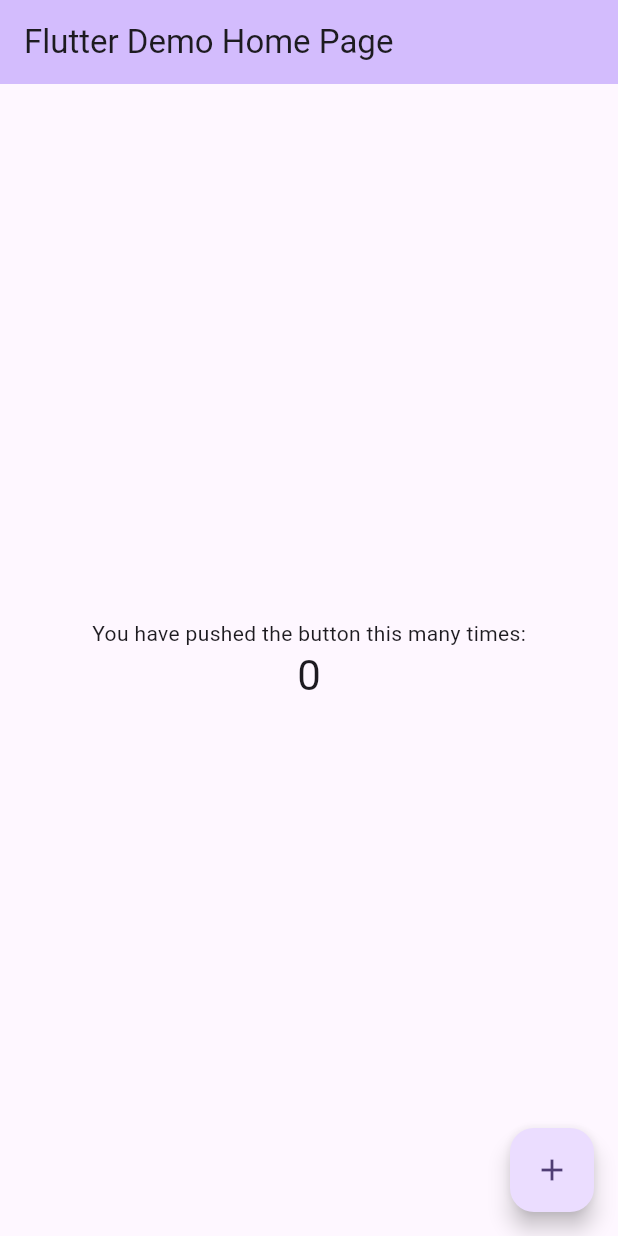
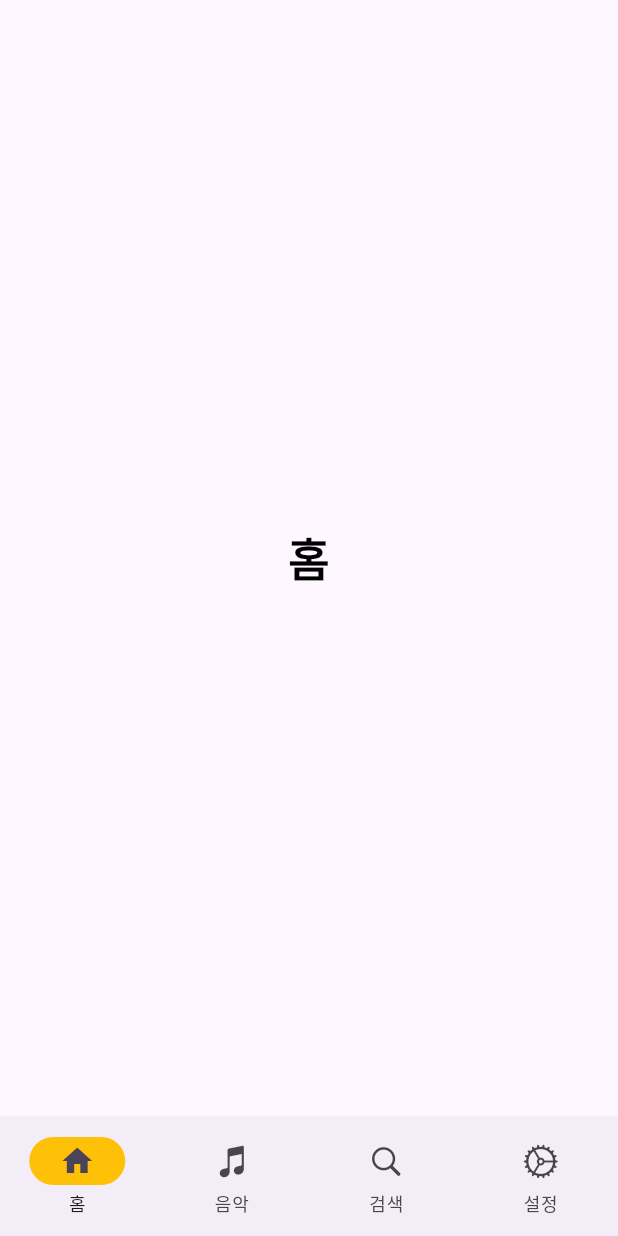
Before and after one commit to APP-iOS7/Vibes, a Flutter app: the screen it shows after launch, on a phone screen of 412 x 824 dp. Run offline on Flutter 3.47's test engine with Material 3 defaults, Android fonts, the phone set to English and light mode, and no system bars; our stand-ins replace google_fonts.

Commit message:
하단 네비게이션 구성 - 추후 아이콘 효과 변경 필요

```diff
--- a/lib/main.dart
+++ b/lib/main.dart
@@ -1,122 +1,105 @@
+import 'package:flutter/cupertino.dart';
 import 'package:flutter/material.dart';
 
-void main() {
-  runApp(const MyApp());
-}
+void main() => runApp(const NavigationBarApp());
 
-class MyApp extends StatelessWidget {
-  const MyApp({super.key});
+class NavigationBarApp extends StatelessWidget {
+  const NavigationBarApp({super.key});
 
-  // This widget is the root of your application.
   @override
   Widget build(BuildContext context) {
     return MaterialApp(
-      title: 'Flutter Demo',
-      theme: ThemeData(
-        // This is the theme of your application.
-        //
-        // TRY THIS: Try running your application with "flutter run". You'll see
-        // the application has a purple toolbar. Then, without quitting the app,
-        // try changing the seedColor in the colorScheme below to Colors.green
-        // and then invoke "hot reload" (save your changes or press the "hot
-        // reload" button in a Flutter-supported IDE, or press "r" if you used
-        // the command line to start the app).
-        //
-        // Notice that the counter didn't reset back to zero; the application
-        // state is not lost during the reload. To reset the state, use hot
-        // restart instead.
-        //
-        // This works for code too, not just values: Most code changes can be
-        // tested with just a hot reload.
-        colorScheme: ColorScheme.fromSeed(seedColor: Colors.deepPurple),
+        theme: ThemeData(useMaterial3: true), home: const NavigationExample());
+  }
+}
+
+class NavigationExample extends StatefulWidget {
+  const NavigationExample({super.key});
+
+  @override
+  State<NavigationExample> createState() => _NavigationExampleState();
+}
+
+class _NavigationExampleState extends State<NavigationExample> {
+  int currentPageIndex = 0;
+
+  @override
+  Widget build(BuildContext context) {
+    final ThemeData theme = Theme.of(context);
+    return Scaffold(
+      bottomNavigationBar: NavigationBar(
+        onDestinationSelected: (int index) {
+          setState(() {
+            currentPageIndex = index;
+          });
+        },
+        indicatorColor: Colors.amber,
+        selectedIndex: currentPageIndex,
+        destinations: const <Widget>[
+          NavigationDestination(
+            selectedIcon: Icon(Icons.home),
+            icon: Icon(CupertinoIcons.home),
+            label: '홈',
+          ),
+          NavigationDestination(
+            icon: Icon(CupertinoIcons.double_music_note),
+            label: '음악',
+          ),
+          NavigationDestination(
+            icon: Icon(CupertinoIcons.search),
+            label: '검색',
+          ),
+          NavigationDestination(
+            icon: Icon(CupertinoIcons.settings),
+            label: '설정',
+          ),
+        ],
       ),
-      home: const MyHomePage(title: 'Flutter Demo Home Page'),
+      body: <Widget>[
+        /// Home page
+        SafeArea(
+          child: Center(
+            child: Text('홈',
+                style: TextStyle(
+                    fontSize: 30,
+                    fontWeight: FontWeight.bold,
+                    color: Colors.black)),
+          ),
+        ),
+
+        // 음악재생 페이지
+        SafeArea(
+          child: Center(
+            child: Text('음악재생',
+                style: TextStyle(
+                    fontSize: 30,
+                    fontWeight: FontWeight.bold,
+                    color: Colors.black)),
+          ),
+        ),
+
+        // 검색 페이지
+        SafeArea(
+          child: Center(
+            child: Text('검색',
+                style: TextStyle(
+                    fontSize: 30,
+                    fontWeight: FontWeight.bold,
+                    color: Colors.black)),
+          ),
+        ),
+
+        // 검색 페이지
+        SafeArea(
+          child: Center(
+            child: Text('검색',
+                style: TextStyle(
+                    fontSize: 30,
+                    fontWeight: FontWeight.bold,
+                    color: Colors.black)),
+          ),
+        ),
+      ][currentPageIndex],
     );
   }
 }
-
-class MyHomePage extends StatefulWidget {
-  const MyHomePage({super.key, required this.title});
-
-  // This widget is the home page of your application. It is stateful, meaning
-  // that it has a State object (defined below) that contains fields that affect
-  // how it looks.
-
-  // This class is the configuration for the state. It holds the values (in this
-  // case the title) provided by the parent (in this case the App widget) and
-  // used by the build method of the State. Fields in a Widget subclass are
-  // always marked "final".
-
-  final String title;
-
-  @override
-  State<MyHomePage> createState() => _MyHomePageState();
-}
-
-class _MyHomePageState extends State<MyHomePage> {
-  int _counter = 0;
-
-  void _incrementCounter() {
-    setState(() {
-      // This call to setState tells the Flutter framework that something has
-      // changed in this State, which causes it to rerun the build method below
-      // so that the display can reflect the updated values. If we changed
-      // _counter without calling setState(), then the build method would not be
-      // called again, and so nothing would appear to happen.
-      _counter++;
-    });
-  }
-
-  @override
-  Widget build(BuildContext context) {
-    // This method is rerun every time setState is called, for instance as done
-    // by the _incrementCounter method above.
-    //
-    // The Flutter framework has been optimized to make rerunning build methods
-    // fast, so that you can just rebuild anything that needs updating rather
-    // than having to individually change instances of widgets.
-    return Scaffold(
-      appBar: AppBar(
-        // TRY THIS: Try changing the color here to a specific color (to
-        // Colors.amber, perhaps?) and trigger a hot reload to see the AppBar
-        // change color while the other colors stay the same.
-        backgroundColor: Theme.of(context).colorScheme.inversePrimary,
-        // Here we take the value from the MyHomePage object that was created by
-        // the App.build method, and use it to set our appbar title.
-        title: Text(widget.title),
-      ),
-      body: Center(
-        // Center is a layout widget. It takes a single child and positions it
-        // in the middle of the parent.
-        child: Column(
-          // Column is also a layout widget. It takes a list of children and
-          // arranges them vertically. By default, it sizes itself to fit its
-          // children horizontally, and tries to be as tall as its parent.
-          //
-          // Column has various properties to control how it sizes itself and
-          // how it positions its children. Here we use mainAxisAlignment to
-          // center the children vertically; the main axis here is the vertical
-          // axis because Columns are vertical (the cross axis would be
-          // horizontal).
-          //
-          // TRY THIS: Invoke "debug painting" (choose the "Toggle Debug Paint"
-          // action in the IDE, or press "p" in the console), to see the
-          // wireframe for each widget.
-          mainAxisAlignment: MainAxisAlignment.center,
-          children: <Widget>[
-            const Text('You have pushed the button this many times:'),
-            Text(
-              '$_counter',
-              style: Theme.of(context).textTheme.headlineMedium,
-            ),
-          ],
-        ),
-      ),
-      floatingActionButton: FloatingActionButton(
-        onPressed: _incrementCounter,
-        tooltip: 'Increment',
-        child: const Icon(Icons.add),
-      ), // This trailing comma makes auto-formatting nicer for build methods.
-    );
-  }
-}
```
Also changed, not shown: pubspec.yaml (+2 -63 lines).
